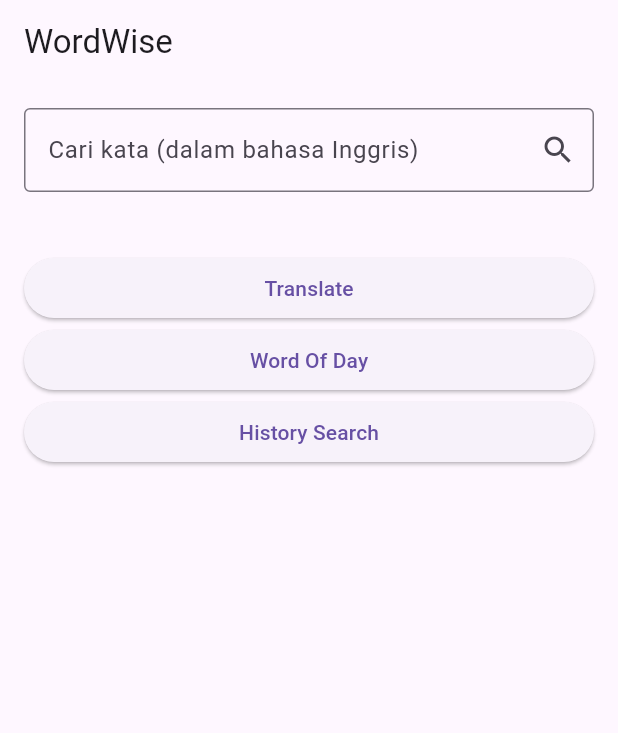
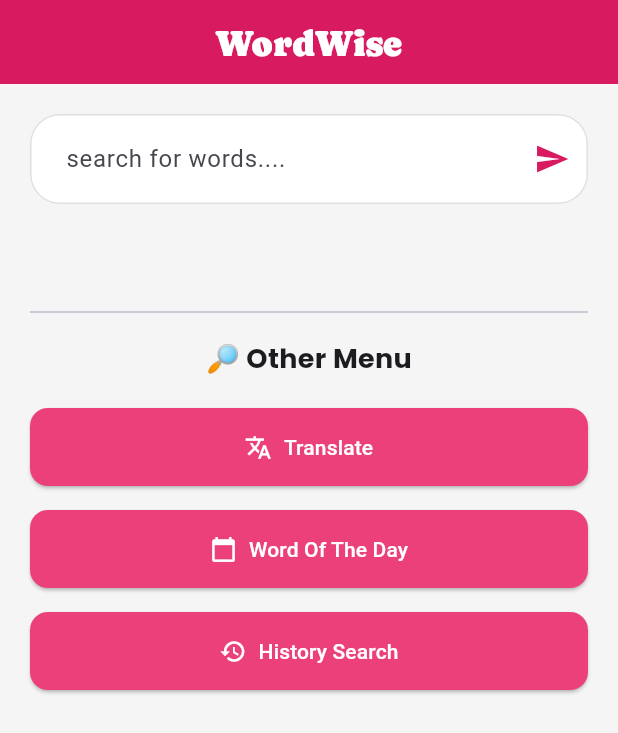
Before and after one commit to uswatun05/wordwise, a Flutter app: the HomePage screen opened directly, on a phone screen of 412 x 824 dp. Shown: the top 733 px of the screen. Run offline on Flutter 3.47's test engine with Material 3 defaults, Android fonts, the phone set to English and light mode, and no system bars; our stand-ins replace flutter_typeahead, lottie.

Commit message:
part 3: Mempercantik halaman home.dart

```diff
--- a/lib/screens/home.dart
+++ b/lib/screens/home.dart
@@ -3,6 +3,7 @@ import 'translate.dart';
 import 'word_of_day.dart';
 import 'history.dart';
 import '../api/dictionary.dart';
+import 'package:flutter_typeahead/flutter_typeahead.dart';
 
 class HomePage extends StatefulWidget {
   @override
@@ -11,100 +12,268 @@ class HomePage extends StatefulWidget {
 
   class _HomePageState extends State<HomePage> {
   final TextEditingController _controller = TextEditingController();
-  List<String> _definitions = [];
+  List<Map<String, dynamic>> _definitions = [];
   bool _isLoading = false;
 
+  @override
+  void initState() {
+    super.initState();
+    _controller.addListener(() {
+      if (_controller.text.trim().isEmpty) {
+        setState(() {
+          _definitions = [];
+        });
+      }
+    });
+  }
+
+  @override
+  void dispose() {
+    _controller.dispose();
+    super.dispose();
+  }
+
     Future<void> _searchWord() async {
+    if (_controller.text.trim().isEmpty) {
+        ScaffoldMessenger.of(context).showSnackBar(
+          SnackBar(content: Text('⚠ Enter the word first')),
+        );
+        return;
+      }
+
     setState(() {
       _isLoading = true;
       _definitions = [];
     });
 
     try {
-      List<String> result = await DictionaryService.fetchDefinitions(_controller.text.trim());
+      List<Map<String, dynamic>> result =
+          await DictionaryService.fetchDefinitions(_controller.text.trim());
       setState(() {
         _definitions = result;
       });
     } catch (e) {
       setState(() {
-        _definitions = ['Kata tidak ditemukan.'];
+        _definitions = [
+          {
+            'partOfSpeech': 'N/A',
+            'definition': 'Word not found.',
+            'example': null
+          }
+        ];
       });
+
     } finally {
-      if (_controller.text.trim().isEmpty) {
-        ScaffoldMessenger.of(context).showSnackBar(
-          SnackBar(content: Text('Masukkan kata terlebih dahulu')),
-        );
-        return;
-      }
       setState(() {
         _isLoading = false;
       });
     }
   }
 
+  Widget buildDefinitionCards() {
+    Map<String, List<Map<String, dynamic>>> grouped = {};
+
+    for (var def in _definitions) {
+      final pos = def['partOfSpeech'] ?.toLowerCase() ?? 'Other';
+      if (!grouped.containsKey(pos)) {
+        grouped[pos] = [];
+      }
+      grouped[pos]!.add(def);
+    }
+
+    final Map<String, String> emojiMap = {
+    'noun': '📘',
+    'verb': '🛠️',
+    'adjective': '💎',
+    'adverb': '⚡',
+    'interjection': '🎉',
+    'preposition': '🔗',
+    'conjunction': '➕',
+    'pronoun': '🙋',
+    'other': '📚',
+  };
+
+    return Column(
+      crossAxisAlignment: CrossAxisAlignment.start,
+      children: grouped.entries.map((entry) {
+        final partOfSpeech = entry.key;
+        final defs = entry.value;
+        final emoji = emojiMap[partOfSpeech] ?? '📚';
+
+        return Card(
+          elevation: 4,
+          margin: EdgeInsets.symmetric(vertical: 10),
+          shape: RoundedRectangleBorder(borderRadius: BorderRadius.circular(16)),
+          child: Padding(
+            padding: const EdgeInsets.all(16.0),
+            child: Column(
+              crossAxisAlignment: CrossAxisAlignment.start,
+                children: [
+             Center(
+              child: Text(
+                '$emoji ${partOfSpeech != null && partOfSpeech.isNotEmpty
+                  ? '${partOfSpeech[0].toUpperCase()}${partOfSpeech.substring(1)}'
+                  : 'Other'}',
+                style: TextStyle(
+                  fontWeight: FontWeight.bold,
+                  fontSize: 20,
+                  fontFamily: 'Poppins',
+                  letterSpacing: 1.2,
+                ),
+              ),
+            ),
+              SizedBox(height: 10),
+              ...defs.map((d) {
+                return Padding(
+                  padding: const EdgeInsets.only(bottom: 12),
+                child: Column(
+                  crossAxisAlignment: CrossAxisAlignment.start,
+                  children: [
+                    Text(
+                      '• ${d['definition']}',
+                    style: TextStyle(
+                      fontSize: 16,
+                      fontWeight: FontWeight.w600,
+                     ),
+                    ),
+                    if (d['example'] != null)
+                      Padding(
+                        padding: const EdgeInsets.only(top: 4),
+                        child: Text(
+                          '💬 "${d['example']}"',
+                          style: TextStyle(fontStyle: FontStyle.italic, color: Colors.grey[700]),
+                        ),
+                      ),
+                    ],
+                  ),
+                );
+              }).toList(),
+            ],
+          ),
+        ),
+      );
+    }).toList(),
+  );
+}
+
   @override
   Widget build(BuildContext context) {
     return Scaffold(
+      backgroundColor: Colors.grey[100],
       appBar: AppBar(
-        title: Text('WordWise'),
+        title: Text(
+          'WordWise',
+        style: TextStyle(
+          color: Colors.white,
+          fontSize: 24,
+          fontFamily: 'Caprasimo'),
+      ),
+      centerTitle: true,
+      backgroundColor: const Color(0xFFD81B60),
       automaticallyImplyLeading: false,
       ),
-      body: ListView(
-        padding: EdgeInsets.all(16),
+      body: SingleChildScrollView(
+        padding: EdgeInsets.all(20),
+        child: Column(
         children: [
           TextField(
             controller: _controller,
             decoration: InputDecoration(
-              labelText: 'Cari kata (dalam bahasa Inggris)',
+              hintText: 'search for words....',
+              filled: true,
+              fillColor: Colors.white,
               suffixIcon: IconButton(
-                icon: Icon(Icons.search),
+                  icon: Icon(Icons.send, color: Color(0xFFD81B60)),
                   onPressed: _searchWord,
             ),
-              border: OutlineInputBorder(),
+            contentPadding: EdgeInsets.symmetric(horizontal: 20, vertical: 18),
+            border: OutlineInputBorder(borderRadius: BorderRadius.circular(20)),
+            enabledBorder: OutlineInputBorder(
+              borderRadius: BorderRadius.circular(20),
+              borderSide: BorderSide(color: Colors.grey.shade300),
+            ),
+            focusedBorder: OutlineInputBorder(
+              borderRadius: BorderRadius.circular(20),
+              borderSide: BorderSide(color: Color(0xFFD81B60), width:2),
             ),
           ),
-          SizedBox(height: 16),
+            onSubmitted: (_) => _searchWord(),
+          ),
+
+              SizedBox(height: 24),
             _isLoading
                 ? Center(child: CircularProgressIndicator())
-              : Column(
+                : _definitions.isNotEmpty
+                    ? Column(
                         crossAxisAlignment: CrossAxisAlignment.start,
-                  children: _definitions.map((def) => Padding(
-                    padding: const EdgeInsets.symmetric(vertical: 4.0),
-                    child: Text("- $def"),
-                  )).toList(),
+                        children: [
+                          Text(
+                            'Results for: "${_controller.text.trim()}"',
+                            style: TextStyle(
+                              fontSize: 13,
+                              fontWeight: FontWeight.bold,
+                              color: Colors.black87,
                             ),
-          SizedBox(height: 24),
+                          ),
+                          SizedBox(height: 10),
+                          buildDefinitionCards(),
+                        ],
+                      )
+                    : SizedBox(),
 
-          ElevatedButton(
+            SizedBox(height: 40),
+            Divider(thickness: 1.2),
+            SizedBox(height: 10),
+            Center(
+              child: Text(
+                "🔎 Other Menu",
+                style: TextStyle(
+                  fontSize: 18,
+                  fontFamily: 'Poppins'
+
+                ),
+              ),
+            ),
+            SizedBox(height: 12),
+
+            Column(
+              children: [
+                customMenuButton(context, 'Translate', Icons.translate, TranslatePage()),
+                customMenuButton(context, 'Word Of The Day', Icons.calendar_today, WordOfDayPage()),
+                customMenuButton(context, 'History Search', Icons.history, HistoryPage()),
+               ],
+            ),
+          ],
+        ),
+      ),
+    );
+  }
+
+
+  Widget customMenuButton(BuildContext context, String title, IconData icon, Widget page) {
+    return Container(
+      margin: EdgeInsets.symmetric(vertical: 8),
+      width: double.infinity,
+      child: ElevatedButton.icon(
+        icon: Icon(icon, color: Colors.white),
+        label: Text(title,style: TextStyle(color: Colors.white)),
         onPressed: () {
-              Navigator.push(
-                context,
-                MaterialPageRoute(builder: (context) => TranslatePage()),
+          Navigator.push(context,
+          PageRouteBuilder(
+            pageBuilder: (_, __, ___) => page,
+            transitionsBuilder: (_, anim, __, child) {
+              return FadeTransition(opacity: anim, child: child);
+        },
+        transitionDuration: Duration(milliseconds :400),
+        ),
       );
     },
-            child: Text('Translate'),
+
+        style: ElevatedButton.styleFrom(
+          backgroundColor: Color(0xFFEC407A),
+          padding: EdgeInsets.symmetric(vertical: 16),
+          shape: RoundedRectangleBorder(borderRadius: BorderRadius.circular(12)),
         ),
-
-          ElevatedButton(
-            onPressed: () {
-              Navigator.push(
-                context,
-                MaterialPageRoute(builder: (context) => WordOfDayPage()),
-              );
-            },
-            child: Text('Word Of Day'),
-          ),
-
-          ElevatedButton(
-            onPressed: () {
-              Navigator.push(
-                context,
-                MaterialPageRoute(builder: (context) => HistoryPage()),
-              );
-            },
-            child: Text('History Search'),
-          ),
-        ],
       ),
     );
   }
--- a/lib/screens/splash.dart
+++ b/lib/screens/splash.dart
@@ -16,7 +16,7 @@ class _SplashScreenState extends State<SplashScreen> {
     setState(() {
       _isLoading = true;
     });
-    Future.delayed(Duration(seconds: 3), () {
+    Future.delayed(Duration(seconds: 2), () {
       Navigator.push(
         context,
         MaterialPageRoute(builder: (context) => HomePage()),
```
Also changed, not shown: lib/api/dictionary.dart (+11 -8 lines). Lines whose indentation alone changed are shown as unchanged.
